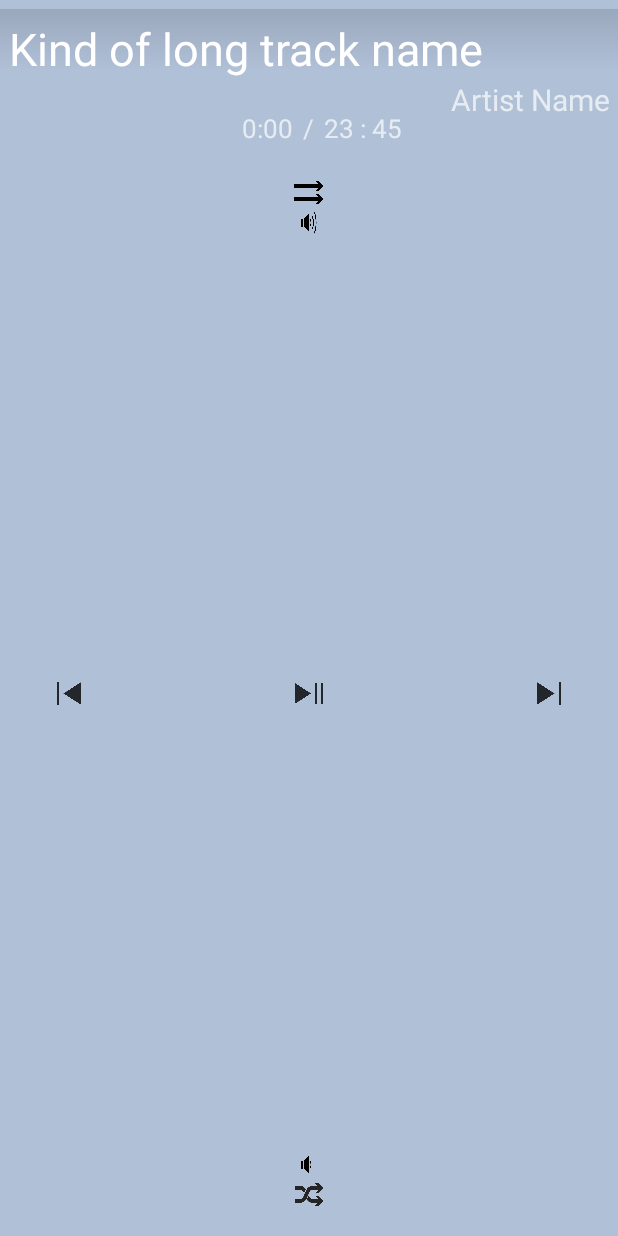
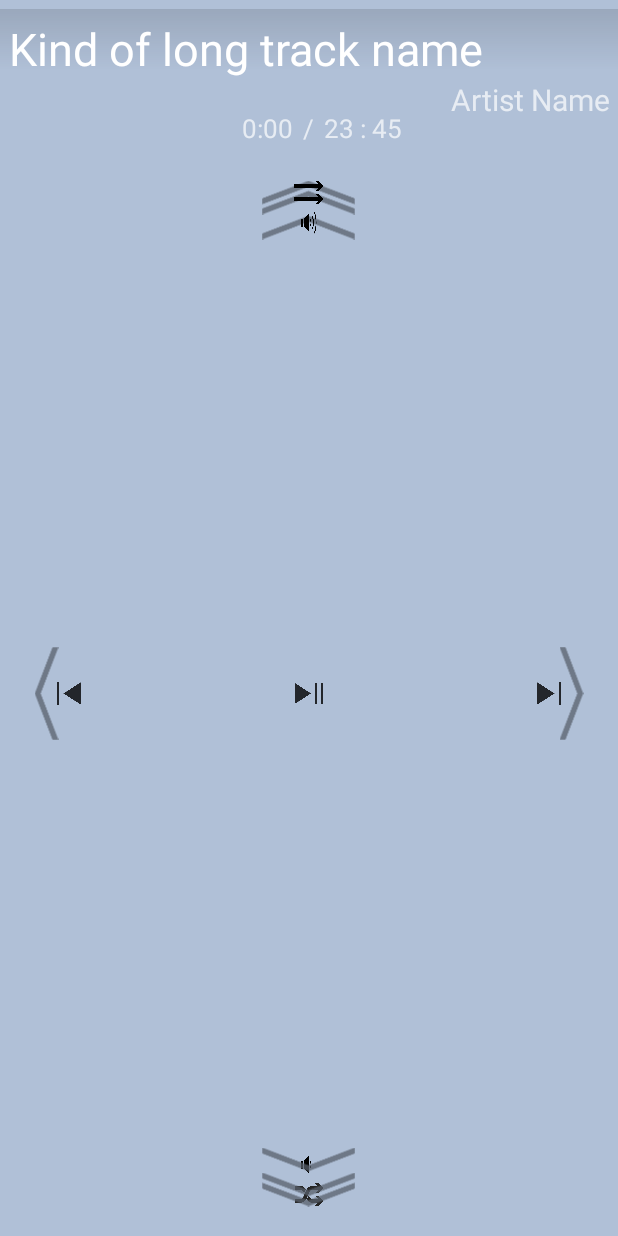
Before and after one commit to beautifultown/Poche, an Android app: the MainActivity screen opened directly, with no data from a screen before it, on a phone screen of 412 x 824 dp. Run offline under Robolectric (Android 15) with nearby library versions, the phone set to English and light mode, and no system bars; libraries missing offline, so code that uses them is left out: android.support.percent, junit.framework; plain views replace PercentRelativeLayout; 7 statements that could not run were skipped.

Commit message:
Added media control brackets

```diff
--- a/app/src/main/java/kaist/cs550_2016/poche/MainActivity.java
+++ b/app/src/main/java/kaist/cs550_2016/poche/MainActivity.java
@@ -295,9 +295,14 @@ public class MainActivity extends AppCompatActivity
         positionTextView.setTextColor(color1);
         seekBarImageView.setBackgroundColor(color1);
 
+        int color2ReducedOpacacity = color2 - 0xAA000000;
         for (int i=0; i < controlLayout.getChildCount(); i++) {
             ImageView iv = (ImageView) controlLayout.getChildAt(i);
-            iv.setColorFilter(color2, PorterDuff.Mode.SRC_IN);
+            if(iv.getTag() == null) {
+                iv.setColorFilter(color2, PorterDuff.Mode.SRC_IN);
+            } else {
+                iv.setColorFilter(color2ReducedOpacacity, PorterDuff.Mode.SRC_IN);
+            }
         }
     }
 
--- a/app/src/main/res/layout/activity_main.xml
+++ b/app/src/main/res/layout/activity_main.xml
@@ -94,7 +94,27 @@
         <RelativeLayout
             android:id="@+id/main_Control_Layout"
             android:layout_width="match_parent"
-            android:layout_height="match_parent">
+            android:layout_height="match_parent"
+            android:clipToPadding="false">
+
+            <ImageView
+                android:layout_width="@dimen/font_size_large"
+                android:layout_height="wrap_content"
+                android:layout_alignParentTop="true"
+                android:layout_centerHorizontal="true"
+                android:rotation="-90"
+                android:tag="bracket"
+                android:src="@drawable/bracket_double"/>
+
+            <ImageView
+                android:layout_width="@dimen/font_size_large"
+                android:layout_height="wrap_content"
+                android:layout_margin="20dp"
+                android:layout_alignParentTop="true"
+                android:layout_centerHorizontal="true"
+                android:rotation="-90"
+                android:tag="bracket"
+                android:src="@drawable/bracket"/>
 
             <ImageView
                 android:layout_width="@dimen/font_size_medium"
@@ -121,6 +141,15 @@
                 android:src="@drawable/prev_track"/>
 
             <ImageView
+                android:layout_width="@dimen/font_size_large"
+                android:layout_height="wrap_content"
+                android:layout_alignParentLeft="true"
+                android:layout_centerVertical="true"
+                android:rotation="180"
+                android:tag="bracket"
+                android:src="@drawable/bracket"/>
+
+            <ImageView
                 android:layout_width="@dimen/font_size_medium"
                 android:layout_height="@dimen/font_size_mini"
                 android:layout_margin="20dp"
@@ -135,6 +164,14 @@
                 android:layout_alignParentRight="true"
                 android:layout_centerVertical="true"
                 android:src="@drawable/next_track"/>
+
+            <ImageView
+                android:layout_width="@dimen/font_size_large"
+                android:layout_height="wrap_content"
+                android:layout_alignParentRight="true"
+                android:layout_centerVertical="true"
+                android:tag="bracket"
+                android:src="@drawable/bracket"/>
 
             <ImageView
                 android:layout_width="@dimen/font_size_medium"
@@ -152,6 +189,25 @@
                 android:layout_centerHorizontal="true"
                 android:src="@drawable/shuffle"/>
 
+            <ImageView
+                android:layout_width="@dimen/font_size_large"
+                android:layout_height="wrap_content"
+                android:layout_margin="20dp"
+                android:layout_alignParentBottom="true"
+                android:layout_centerHorizontal="true"
+                android:rotation="90"
+                android:tag="bracket"
+                android:src="@drawable/bracket"/>
+
+            <ImageView
+                android:layout_width="@dimen/font_size_large"
+                android:layout_height="wrap_content"
+                android:layout_alignParentBottom="true"
+                android:layout_centerHorizontal="true"
+                android:rotation="90"
+                android:tag="bracket"
+                android:src="@drawable/bracket_double"/>
+
         </RelativeLayout>
 
 
```
Also changed, not shown: app/src/main/res/drawable-xxhdpi/bracket_double.png (added).
